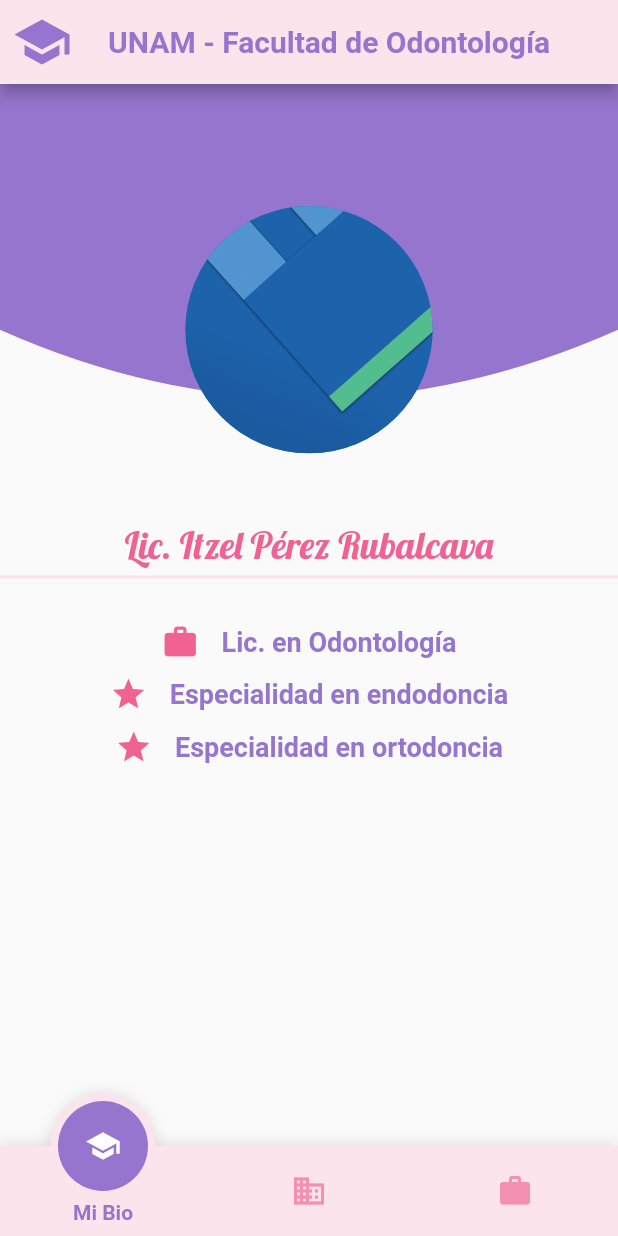
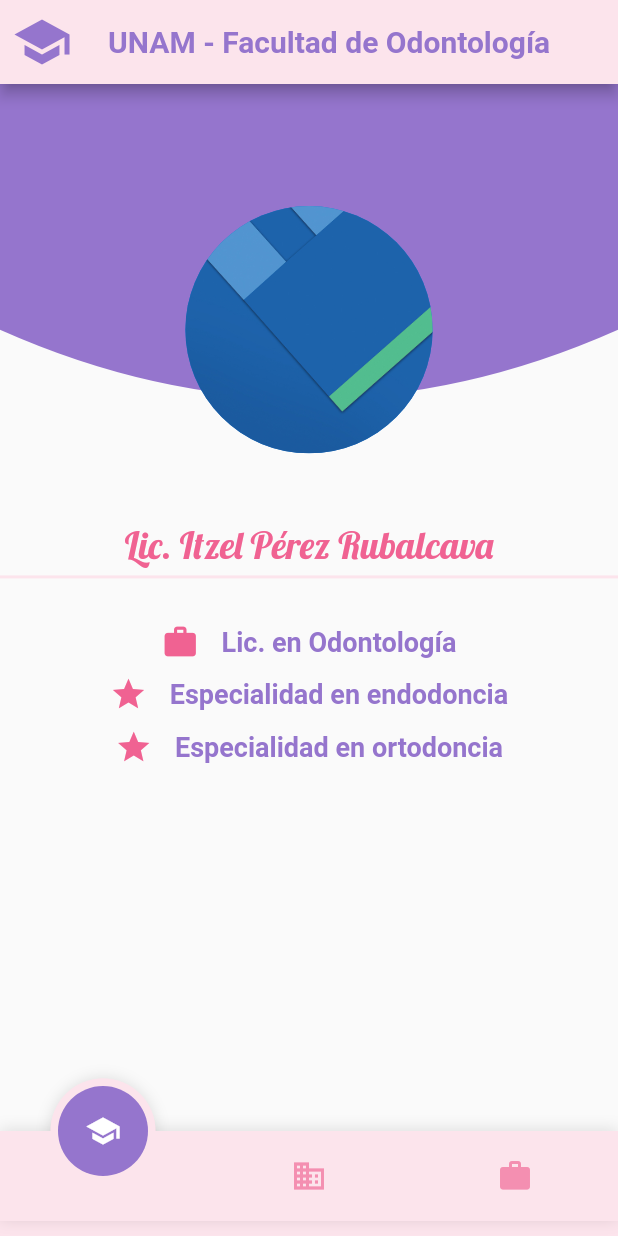
Before and after one commit to zabdielcead/odontologiaItzel, a Flutter app: the screen it shows after launch, on a phone screen of 412 x 824 dp. Run offline on Flutter 3.47's test engine with Material 2 defaults, Android fonts, the phone set to English and light mode, and no system bars; drawn by our look-alikes of fancy_bottom_navigation; our stand-ins replace google_fonts.

Commit message:
sube cambio navigation bar

```diff
--- a/odontologiatitis/lib/src/pages/home_page.dart
+++ b/odontologiatitis/lib/src/pages/home_page.dart
@@ -14,8 +14,11 @@ class HomePage extends StatelessWidget {
     return ChangeNotifierProvider(
           create: (_) => new _NavegacionModel(),
           child: Scaffold(
+
+            //backgroundColor: Colors.pink[50],
             body: _TabsOdontologia(),
             bottomNavigationBar: _Navegacion(),
+
           ),
     );
   }
@@ -49,22 +52,26 @@ class _Navegacion extends StatelessWidget {
     final newsService = Provider.of<NewsService>(context); */
     final navegacionModel = Provider.of<_NavegacionModel>(context);
 
-    return FancyBottomNavigation(
+    return  Container(
+          padding: EdgeInsets.only(bottom: 10),
+          color: Colors.pink[50],
+          child: FancyBottomNavigation(
               circleColor: Colors.deepPurple[300],
               activeIconColor: Colors.white,
               barBackgroundColor: Colors.pink[50],
               inactiveIconColor: Colors.pink[200],
               textColor: Colors.deepPurple[300],
               tabs: [
-            TabData(iconData: Icons.school, title: "Mi Bio"),
-            TabData(iconData: Icons.business, title: "Servicios"),
-            TabData(iconData: Icons.work, title: "Contacto")
+                    TabData(iconData: Icons.school, title: ""),
+                    TabData(iconData: Icons.business, title: ""),
+                    TabData(iconData: Icons.work, title: "")
                 ],
                 onTabChangedListener: (position) {
                   navegacionModel.paginaActual =  position;
                 },
                 initialSelection: navegacionModel.paginaActual,
 
+            ),
     );
 
 
```
Lines whose indentation alone changed are shown as unchanged.
